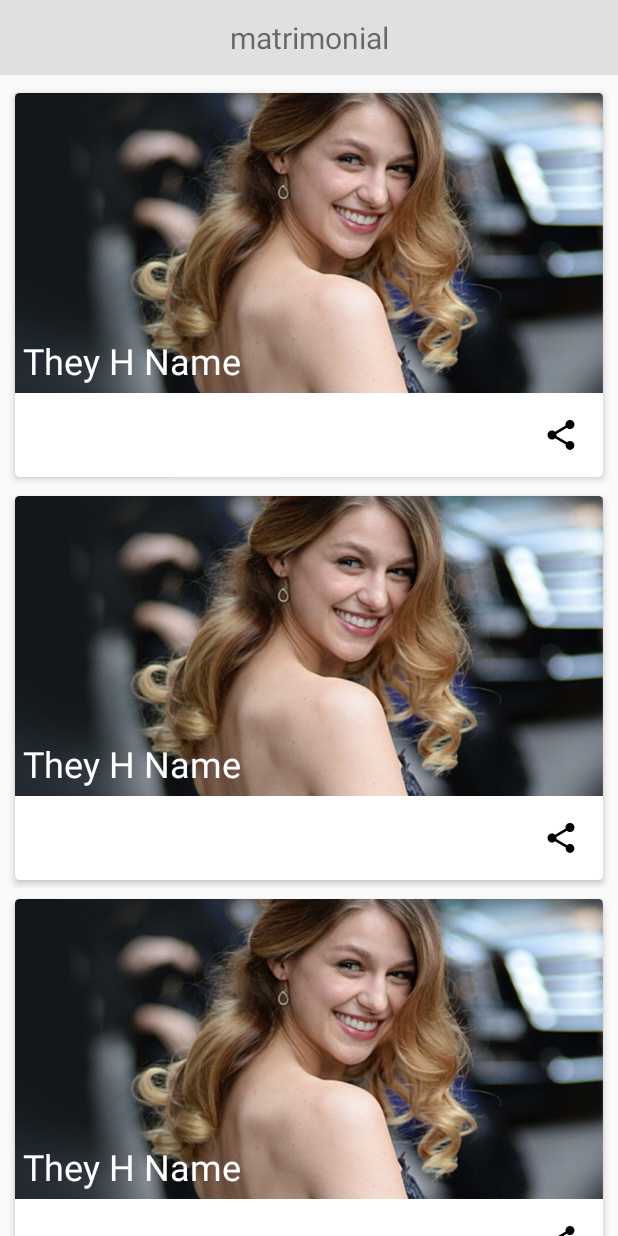
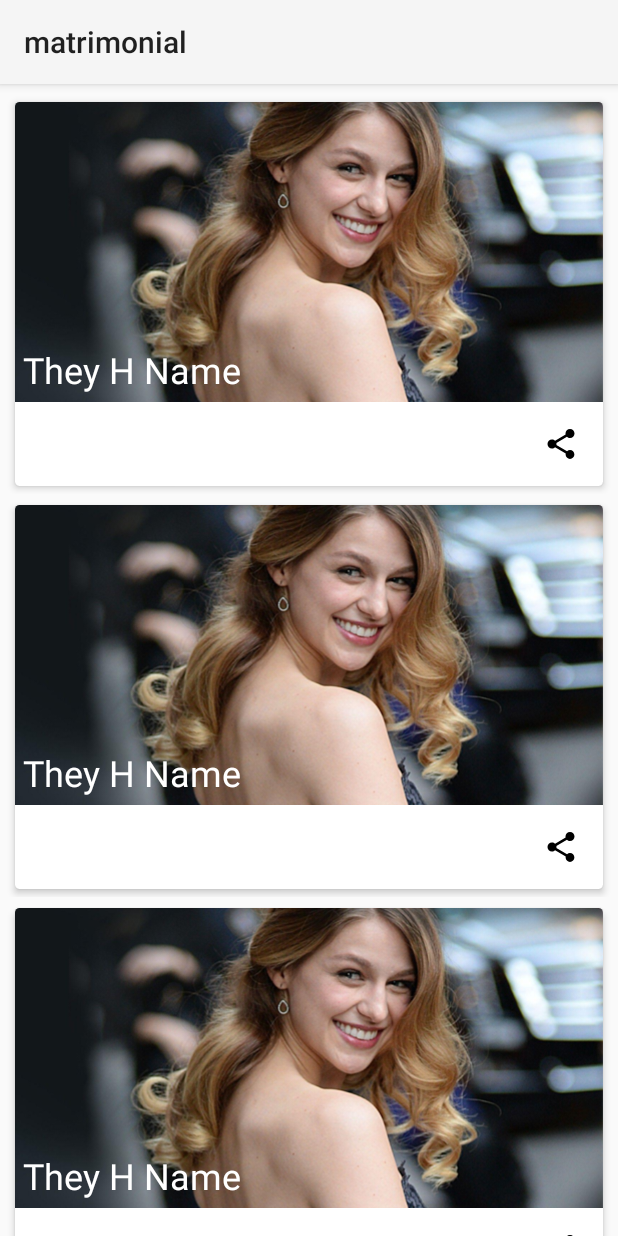
Before and after one commit to YasheshTagariwala/matrimonial-, an Android app: the MainActivity1 screen opened directly, with no data from a screen before it, on a phone screen of 412 x 824 dp. Run offline under Robolectric (Android 15) with nearby library versions, the phone set to English and light mode, and no system bars.

Commit message:
Nava lagan thai gaya.

```diff
--- a/app/src/main/java/com/example/minsm/matrimonial/MiniProfile.java
+++ b/app/src/main/java/com/example/minsm/matrimonial/activities/MainActivity1.java
@@ -1,4 +1,4 @@
-package com.example.minsm.matrimonial;
+package com.example.minsm.matrimonial.activities;
 
 import android.content.Intent;
 import android.support.v7.app.AppCompatActivity;
@@ -8,7 +8,10 @@ import android.widget.ImageButton;
 import android.widget.ImageView;
 import android.widget.Toast;
 
-public class MiniProfile extends AppCompatActivity {
+import com.example.minsm.matrimonial.FullProfile;
+import com.example.minsm.matrimonial.R;
+
+public class MainActivity1 extends AppCompatActivity {
 
     ImageButton imageButtonShare, imageButtonShare1, imageButtonShare2, imageButtonShare3;
     ImageView imageButtonOption, imageButtonOption1, imageButtonOption2, imageButtonOption3;
@@ -16,8 +19,7 @@ public class MiniProfile extends AppCompatActivity {
     @Override
     protected void onCreate(Bundle savedInstanceState) {
         super.onCreate(savedInstanceState);
-        setContentView(R.layout.activity_mini_profile);
-        getSupportActionBar().hide();
+        setContentView(R.layout.activity_main1);
 
         imageButtonShare = findViewById(R.id.imagebutton_share);
         imageButtonShare1 = findViewById(R.id.imagebutton_share1);
@@ -31,28 +33,28 @@ public class MiniProfile extends AppCompatActivity {
         imageButtonShare.setOnClickListener(new View.OnClickListener() {
             @Override
             public void onClick(View view) {
-                Toast.makeText(MiniProfile.this, "Share This", Toast.LENGTH_SHORT).show();
+                Toast.makeText(MainActivity1.this, "Share This", Toast.LENGTH_SHORT).show();
             }
         });
 
         imageButtonShare1.setOnClickListener(new View.OnClickListener() {
             @Override
             public void onClick(View view) {
-                Toast.makeText(MiniProfile.this, "Share This", Toast.LENGTH_SHORT).show();
+                Toast.makeText(MainActivity1.this, "Share This", Toast.LENGTH_SHORT).show();
             }
         });
 
         imageButtonShare2.setOnClickListener(new View.OnClickListener() {
             @Override
             public void onClick(View view) {
-                Toast.makeText(MiniProfile.this, "Share This", Toast.LENGTH_SHORT).show();
+                Toast.makeText(MainActivity1.this, "Share This", Toast.LENGTH_SHORT).show();
             }
         });
 
         imageButtonShare3.setOnClickListener(new View.OnClickListener() {
             @Override
             public void onClick(View view) {
-                Toast.makeText(MiniProfile.this, "Share This", Toast.LENGTH_SHORT).show();
+                Toast.makeText(MainActivity1.this, "Share This", Toast.LENGTH_SHORT).show();
             }
         });
 
--- a/app/src/main/res/layout/activity_mini_profile.xml
+++ b/app/src/main/res/layout/activity_main1.xml
@@ -4,7 +4,7 @@
     android:layout_width="match_parent"
     android:layout_height="match_parent"
     xmlns:app="http://schemas.android.com/apk/res-auto"
-    tools:context="com.example.minsm.matrimonial.MiniProfile">
+    tools:context="com.example.minsm.matrimonial.activities.MainActivity1">
 
     <RelativeLayout
         android:visibility="gone"
@@ -19,17 +19,6 @@
             android:alpha="0.6"
             android:background="@color/gray_deep"
             android:orientation="horizontal">
-
-            <TextView
-                android:layout_width="wrap_content"
-                android:layout_height="wrap_content"
-                android:layout_gravity="center_vertical"
-                android:layout_marginLeft="10dp"
-                android:text="Matrimonial"
-                android:textColor="@color/white"
-                android:textSize="20dp"
-                android:fontFamily="casual"
-                android:textStyle="italic" />
 
             <LinearLayout
                 android:layout_width="match_parent"
@@ -121,21 +110,6 @@
         </LinearLayout>
 
     </RelativeLayout>
-
-    <LinearLayout
-        android:id="@+id/header"
-        android:layout_width="match_parent"
-        android:layout_height="wrap_content"
-        android:background="@color/gray_very_light">
-
-        <TextView
-            android:layout_width="match_parent"
-            android:layout_height="50dp"
-            android:text="@string/app_name"
-            android:textSize="20dp"
-            android:gravity="center_vertical|center_horizontal"/>
-
-    </LinearLayout>
 
     <android.support.v4.widget.NestedScrollView
         android:id="@+id/nested_scroll_view"
--- a/app/src/main/res/values/styles.xml
+++ b/app/src/main/res/values/styles.xml
@@ -9,13 +9,6 @@
     </style>
 
     <style name="FullScreen" parent="@style/Theme.AppCompat.Light">
-        <item name="android:windowNoTitle">true</item>
-        <item name="android:windowActionBar">false</item>
-        <item name="android:windowFullscreen">true</item>
-        <item name="android:windowContentOverlay">@null</item>
-    </style>
-
-    <style name="FullScreen2" parent="@style/Theme.AppCompat.Light">
         <item name="android:windowNoTitle">true</item>
         <item name="android:windowActionBar">false</item>
         <!--<item name="android:windowFullscreen">true</item>-->
```
Also changed, not shown: app/src/main/AndroidManifest.xml (+9 -6 lines), app/src/main/java/com/example/minsm/matrimonial/Login.java (deleted, +0 -28 lines), app/src/main/java/com/example/minsm/matrimonial/activities/LoginActivity.java (added, +46 -0 lines), app/src/main/java/com/example/minsm/matrimonial/activities/MainActivity.java (added, +15 -0 lines), app/src/main/java/com/example/minsm/matrimonial/utils/DetectConnection.java (added, +25 -0 lines), app/src/main/res/layout/activity_login.xml (+5 -5 lines), app/src/main/res/layout/activity_main.xml (added, +19 -0 lines), app/src/main/res/values/strings.xml (+14 -0 lines).
